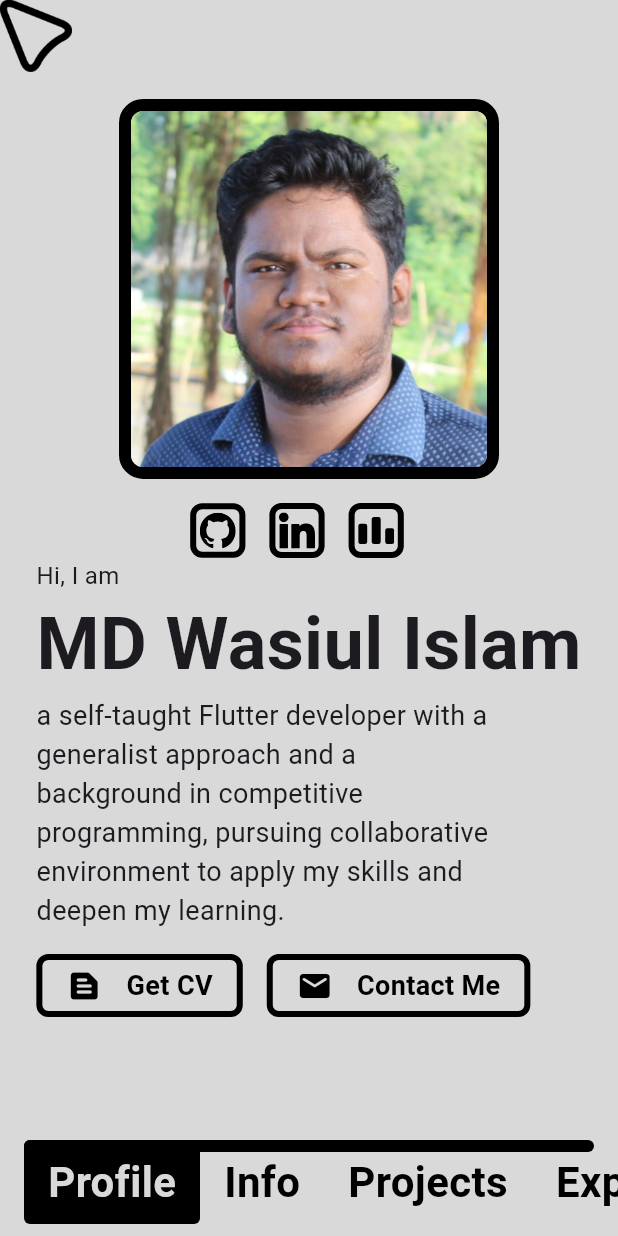
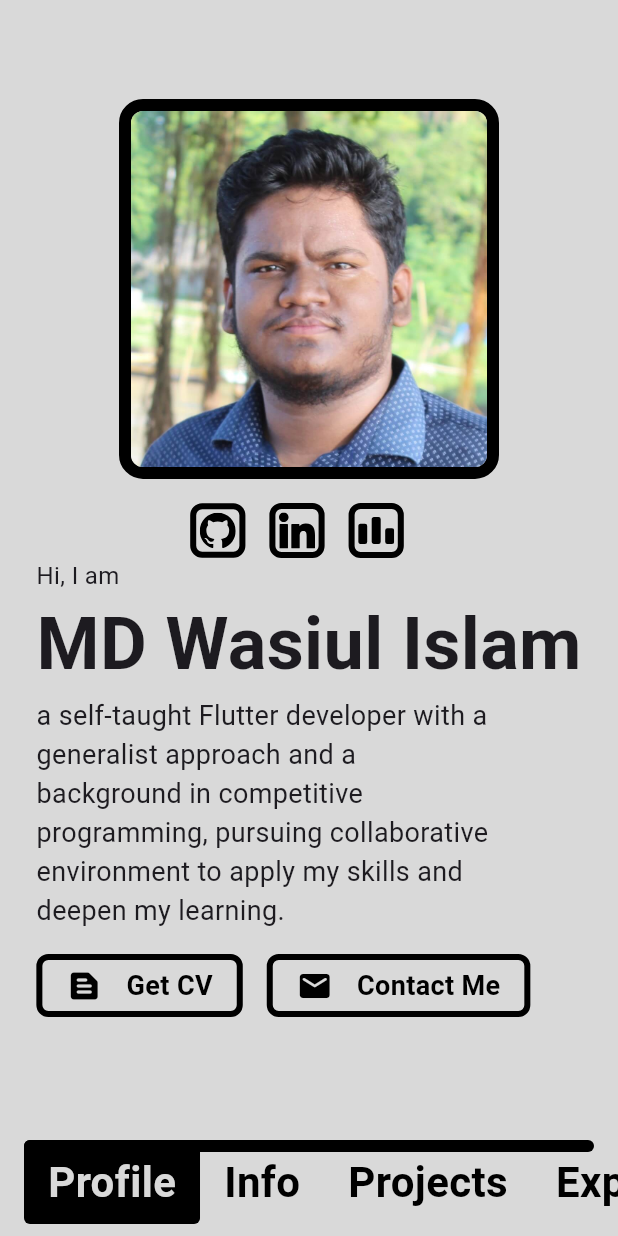
Before and after one commit to Zimmer550i/Portfolio-Flutter, a Flutter app: the screen it shows after launch, on a phone screen of 412 x 824 dp. Run offline on Flutter 3.47's test engine with Material 3 defaults, Android fonts, the light colour scheme and no system bars; drawn by our look-alikes of animated_text_kit; our stand-ins replace firebase_analytics, firebase_core, flutter_svg, page_view_dot_indicator; accounts and stored records are empty; generated files the repository leaves out were written again; statements that could not run were skipped.

Commit message:
fix: mouse visible in Tablets

```diff
--- a/lib/app.dart
+++ b/lib/app.dart
@@ -4,6 +4,7 @@ import 'package:flutter/rendering.dart';
 import 'package:flutter/services.dart';
 import 'package:portfolio_flutter/utils/app_contents.dart';
 import 'package:portfolio_flutter/utils/app_sizes.dart';
+import 'package:portfolio_flutter/utils/is_mobile.dart';
 import 'package:portfolio_flutter/widgets/main_window.dart';
 
 class App extends StatefulWidget {
@@ -40,9 +41,11 @@ class _AppState extends State<App> {
 
   @override
   Widget build(BuildContext context) {
-    if (isMouseConnected) {
-      const Scaffold(
-        body: MainWindow(),
+    if (isMobile(context) || !isMouseConnected) {
+      return const Scaffold(
+        body: Center(
+          child: MainWindow(),
+        ),
       );
     }
     return Scaffold(
--- a/lib/utils/app_contents.dart
+++ b/lib/utils/app_contents.dart
@@ -28,7 +28,7 @@ class AppContents {
     "Flutter",
     "Firebase",
     "RESTful API",
-    "BLoC Pattern",
+    "BLoC, GetX, Provider",
     "Git version management",
     "Competitive Programming",
   ];
```
